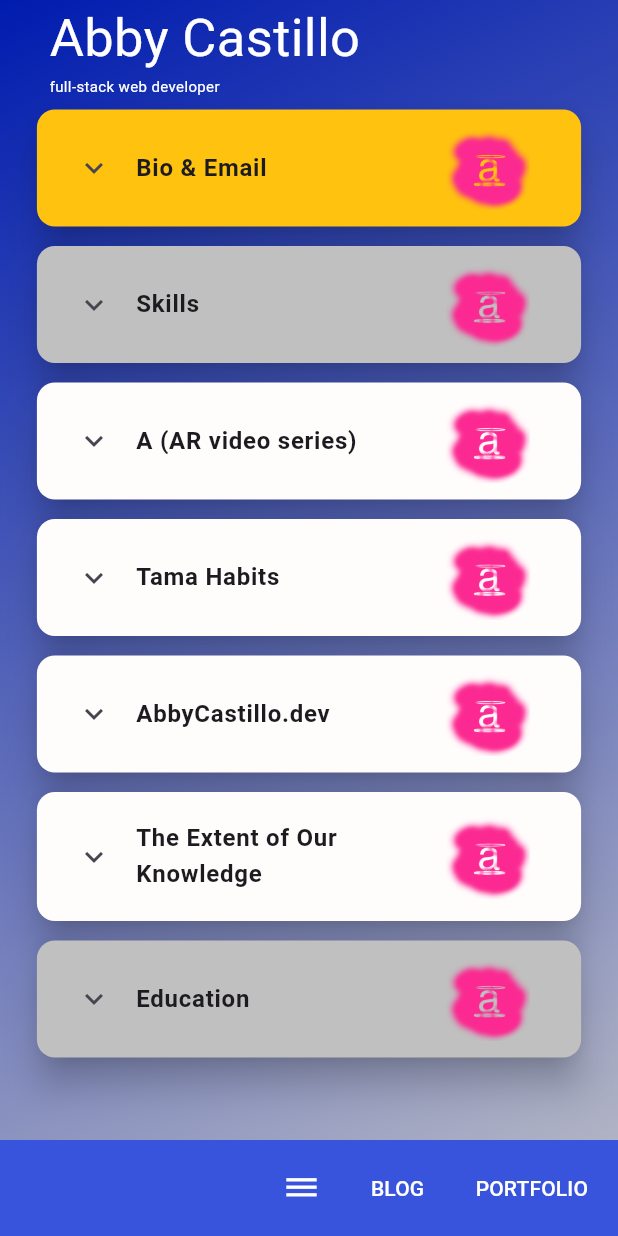
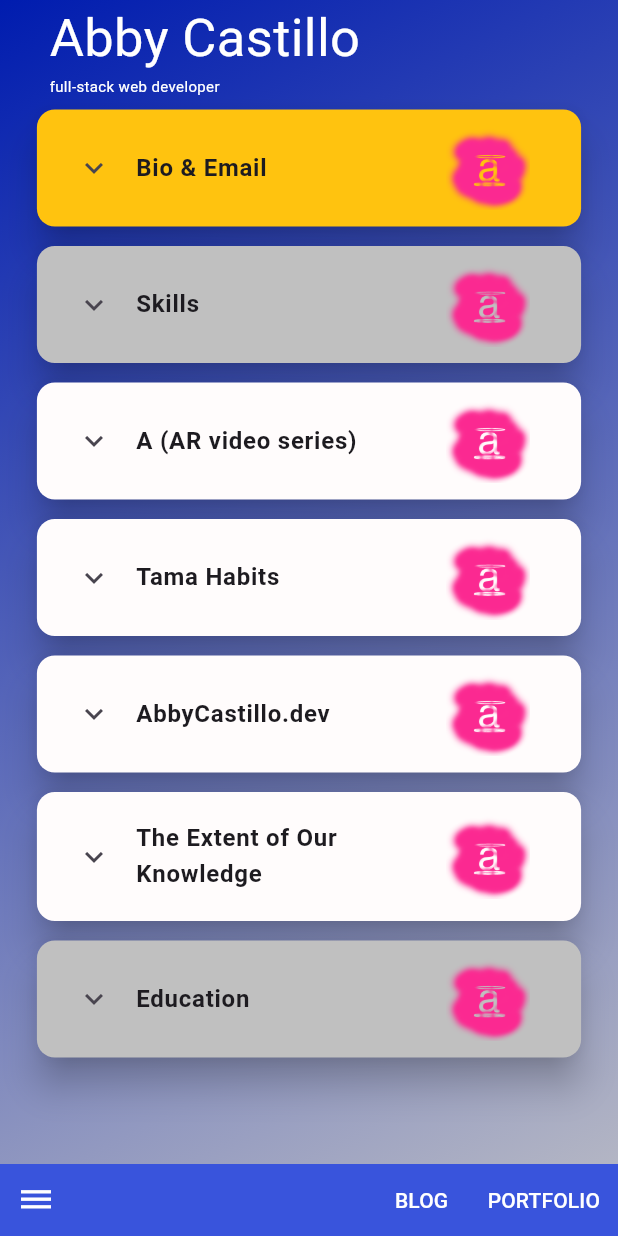
Before and after one commit to abbymachines/flutter-dev-portfolio, a Flutter app: the screen it shows after launch, on a phone screen of 412 x 824 dp. Run offline on Flutter 3.47's test engine with Material 3 defaults, Android fonts, the phone set to English and light mode, and no system bars; our stand-ins replace flutter_markdown.

Commit message:
successfully place hamburger icon on the left side of screen while keeping other buttons on right side of screen

```diff
--- a/lib/main.dart
+++ b/lib/main.dart
@@ -113,18 +113,24 @@ class _MyAppState extends State<MyApp> {
                     Container(
                       decoration: BoxDecoration(
                           color: const Color.fromARGB(255, 57, 84, 220)),
-                      child: ButtonBar(
+                      child: Row(
                         children: [
-                          IconButton(
-                            onPressed: setBlogScreen,
-                            icon: Icon(Icons.dehaze),
-                            color: Colors.white,
+                          Container(
+                            child: IconButton(
+                              onPressed: setBlogScreen,
+                              icon: Icon(Icons.dehaze),
+                              color: Colors.white,
+                            ),
+                            alignment: Alignment.topLeft,
                           ),
+                          // SizedBox(width: 20),
+                          Spacer(flex: 3),
                           TextButton(
                             onPressed: setBlogScreen,
                             child: const Text('BLOG',
                                 style: TextStyle(color: Colors.white)),
                           ),
+                          // Spacer(flex: 0),
                           TextButton(
                             onPressed: setPortfolioScreen,
                             child: const Text(
```
